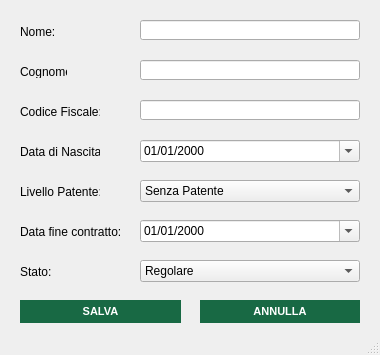
Old version of the form src/main/gui/modifica_operatore.ui in the repository OT-Rax/AnconAmbiente.
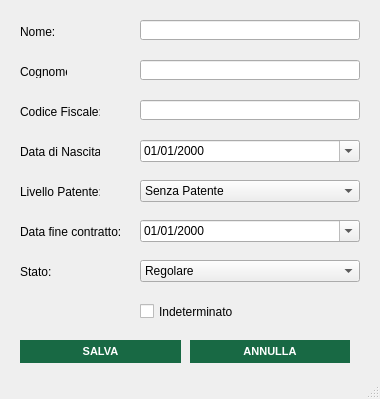
New version of the form. Icons and pictures are not drawn.

Commit message: quasi finita modifica

Patch:
```diff
--- a/src/main/gui/modifica_operatore.ui
+++ b/src/main/gui/modifica_operatore.ui
@@ -7,7 +7,7 @@
     <x>0</x>
     <y>0</y>
     <width>380</width>
-    <height>355</height>
+    <height>399</height>
    </rect>
   </property>
   <property name="windowTitle">
@@ -71,7 +71,7 @@
     <property name="geometry">
      <rect>
       <x>20</x>
-      <y>300</y>
+      <y>340</y>
       <width>161</width>
       <height>23</height>
      </rect>
@@ -140,8 +140,8 @@
    <widget class="QPushButton" name="annulla_button">
     <property name="geometry">
      <rect>
-      <x>200</x>
-      <y>300</y>
+      <x>190</x>
+      <y>340</y>
       <width>160</width>
       <height>23</height>
      </rect>
@@ -296,6 +296,19 @@
      <string>Stato:</string>
     </property>
    </widget>
+   <widget class="QCheckBox" name="indeterminato_checkbox">
+    <property name="geometry">
+     <rect>
+      <x>140</x>
+      <y>300</y>
+      <width>221</width>
+      <height>23</height>
+     </rect>
+    </property>
+    <property name="text">
+     <string>Indeterminato</string>
+    </property>
+   </widget>
   </widget>
   <widget class="QStatusBar" name="statusbar"/>
  </widget>
```
The commit also changes 11 other files.
